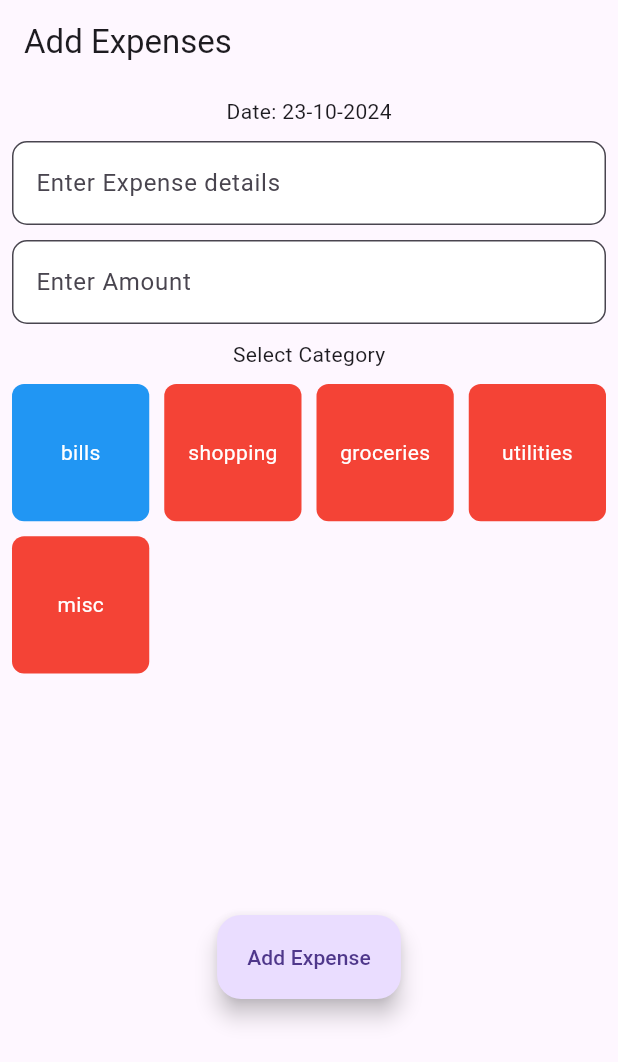
After one commit to shrikarkorwar/shrikar_fintech_final_assessment, a Flutter app: the AddTransactionScreen screen opened by its route, after a tap on "Add Expense", after a tap on the "add to photos" icon, on a phone screen of 412 x 824 dp. The commit adds this screen. Shown: the top 1062 px of the screen. Run offline on Flutter 3.47's test engine with Material 3 defaults, Android fonts, the phone set to English and light mode, and no system bars; our stand-ins replace dio, flutter_riverpod, go_router; network calls fail.

Commit message:
Add expense screen and providers

```diff
--- a/lib/helpers/route_names.dart
+++ b/lib/helpers/route_names.dart
@@ -1,6 +1,7 @@
 class RouteNames {
   static const loginPage ='login';
   static const dashboard ='dashboard';
+  static const addExpense ='addexpense';
 }
 
 extension GoRouterPath on String {
--- /dev/null
+++ b/lib/models/expense_data.dart
@@ -0,0 +1,19 @@
+class ExpenseData {
+  String? date;
+  String? expenseTitle;
+  String? expenseAmount;
+  String? category;
+  List<ExpenseData>? expenseData;
+
+  ExpenseData({this.date,this.expenseTitle,this.expenseAmount,this.category,this.expenseData});
+
+  ExpenseData copyWith({String? date,String? expenseTitle,String? expenseAmount, String? category,List<ExpenseData>? expenseData}){
+    return ExpenseData(
+      date: date?? this.date,
+      expenseTitle: expenseTitle??this.expenseTitle,
+      expenseAmount: expenseAmount??this.expenseAmount,
+      category: category??this.category,
+      expenseData: expenseData??this.expenseData
+    );
+  }
+}
--- /dev/null
+++ b/lib/providers/expense_data_provider.dart
@@ -0,0 +1,20 @@
+import 'package:flutter_riverpod/flutter_riverpod.dart';
+import 'package:shrikar_fintech_final_assessment/models/expense_data.dart';
+
+class ExpenseDataProvider extends StateNotifier<ExpenseData>{
+  ExpenseDataProvider():super(ExpenseData(date: DateTime.now().day.toString(),expenseTitle: "Loan",expenseAmount: "3000",category: "misc"));
+
+  void addExpense(ExpenseData data){
+    List<ExpenseData> newlist = [ExpenseData()];
+    if(state.expenseData!=null){
+    newlist = state.expenseData!;
+    newlist.add(data);
+    }else{
+       newlist = [];
+    }
+
+    state = state.copyWith(expenseData: newlist);
+  }
+}
+
+final expenseDataProvider = StateNotifierProvider<ExpenseDataProvider,ExpenseData>((ref) => ExpenseDataProvider());
--- a/lib/providers/go_router_provider.dart
+++ b/lib/providers/go_router_provider.dart
@@ -1,12 +1,14 @@
 import 'package:flutter_riverpod/flutter_riverpod.dart';
 import 'package:go_router/go_router.dart';
 import 'package:shrikar_fintech_final_assessment/helpers/route_names.dart';
+import 'package:shrikar_fintech_final_assessment/ui/screens/add_transaction_screen.dart';
 import 'package:shrikar_fintech_final_assessment/ui/screens/dashboard_screen.dart';
 import 'package:shrikar_fintech_final_assessment/ui/screens/login_screen.dart';
 
 final goRouterProvider = Provider((ref) {
   return GoRouter(initialLocation: RouteNames.loginPage.path(),routes: [
     GoRoute(path: RouteNames.loginPage.path(),name: RouteNames.loginPage,builder: (context, state) {return LoginScreen();},),
-    GoRoute(path: RouteNames.dashboard.path(),name: RouteNames.dashboard,builder: (context, state) {return DashboardScreen();},)
+    GoRoute(path: RouteNames.dashboard.path(),name: RouteNames.dashboard,builder: (context, state) {return DashboardScreen();}),
+    GoRoute(path: RouteNames.addExpense.path(),name: RouteNames.addExpense,builder: (context, state) {return AddTransactionScreen();},)
   ]);
 },);
--- /dev/null
+++ b/lib/ui/screens/add_transaction_screen.dart
@@ -0,0 +1,93 @@
+import 'package:flutter/material.dart';
+import 'package:flutter_riverpod/flutter_riverpod.dart';
+import 'package:go_router/go_router.dart';
+import 'package:shrikar_fintech_final_assessment/helpers/route_names.dart';
+import 'package:shrikar_fintech_final_assessment/models/expense_data.dart';
+import 'package:shrikar_fintech_final_assessment/providers/expense_data_provider.dart';
+import 'package:shrikar_fintech_final_assessment/providers/go_router_provider.dart';
+
+
+
+class AddTransactionScreen extends ConsumerStatefulWidget {
+  const AddTransactionScreen({super.key});
+
+  @override
+  ConsumerState<ConsumerStatefulWidget> createState() => _AddTransactionScreenState();
+}
+
+class _AddTransactionScreenState extends ConsumerState<AddTransactionScreen> {
+final globalKey = GlobalKey<FormState>();
+final expenseTitleEditingController = TextEditingController();
+final amountEditingController = TextEditingController();
+List categoryItems = ['bills','shopping','groceries','utilities','misc'];
+int SelectedIndex = 0;
+
+  @override
+  Widget build(BuildContext context) {
+    return Scaffold(
+      appBar: AppBar(title: Text('Add Expenses')),
+      body: Padding(
+        padding: const EdgeInsets.all(8.0),
+        child: Form(key: globalKey,
+        child: Column(mainAxisAlignment: MainAxisAlignment.start,
+        children: [
+          Text('Date: ${DateTime.now().day}-${DateTime.now().month}-${DateTime.now().year}'),
+          SizedBox(height: 10),
+          TextFormField(controller: expenseTitleEditingController,
+          decoration: InputDecorationMethod('Enter Expense details'),
+          ),
+          SizedBox(height: 10),
+          TextFormField(controller: amountEditingController,
+          decoration: InputDecorationMethod('Enter Amount'),
+          ),
+          SizedBox(height: 10),
+          Text('Select Category'),
+          SizedBox(height: 10),
+          Expanded(
+            child: GridView.builder(itemCount: categoryItems.length,gridDelegate: const SliverGridDelegateWithMaxCrossAxisExtent(mainAxisSpacing: 10,
+            crossAxisSpacing: 10,
+            maxCrossAxisExtent: 100,
+            childAspectRatio: 1), itemBuilder: (context, index) {
+             return GestureDetector(
+              onTap: () {
+                SelectedIndex = index;
+                setState(() {
+                });
+              },child: Container(decoration: BoxDecoration(borderRadius: BorderRadiusDirectional.circular(8),color: SelectedIndex==index?Colors.blue:Colors.red),child: Center(child: Text(categoryItems[index],style: TextStyle(color: Colors.white),)),));
+
+            },),
+          ),
+          Padding(
+            padding: const EdgeInsets.fromLTRB(0, 0, 0, 150),
+            child: FloatingActionButton.extended(onPressed: (){
+            ref.read(expenseDataProvider.notifier).addExpense(
+              ExpenseData(
+                date: '${DateTime.now().day}-${DateTime.now().month}-${DateTime.now().year}',
+                expenseTitle: expenseTitleEditingController.text,
+                expenseAmount: amountEditingController.text,
+                category: categoryItems[SelectedIndex]
+              ));
+              context.go(RouteNames.dashboard.path());
+            },label: Text('Add Expense'),),
+          )
+
+        ],)),
+      ),
+    );
+  }
+
+  InputDecoration InputDecorationMethod(String hintText) {
+    return InputDecoration(
+                      hintText: hintText,
+                      border: OutlineInputBorder(
+                          borderRadius: BorderRadius.circular(10),
+                          borderSide:
+                              const BorderSide(color: Colors.blue, width: 2)),
+                      errorBorder: OutlineInputBorder(
+                        borderRadius: BorderRadius.circular(10),
+                        borderSide: const BorderSide(color: Colors.red),
+                      ),
+                      filled: true,
+                      fillColor: Colors.white);
+  }
+}
--- a/lib/ui/screens/dashboard_screen.dart
+++ b/lib/ui/screens/dashboard_screen.dart
@@ -1,28 +1,63 @@
 import 'package:flutter/material.dart';
+import 'package:flutter_riverpod/flutter_riverpod.dart';
+import 'package:go_router/go_router.dart';
+import 'package:shrikar_fintech_final_assessment/helpers/route_names.dart';
+import 'package:shrikar_fintech_final_assessment/models/expense_data.dart';
+import 'package:shrikar_fintech_final_assessment/providers/expense_data_provider.dart';
+import 'package:shrikar_fintech_final_assessment/ui/screens/login_screen.dart';
 
-class DashboardScreen extends StatelessWidget {
+
+class DashboardScreen extends ConsumerWidget {
   const DashboardScreen({super.key});
 
   @override
-  Widget build(BuildContext context) {
+  Widget build(BuildContext context, WidgetRef ref) {
+    final notfier = ref.watch(expenseDataProvider).expenseData;
     return Scaffold(
     body: CustomScrollView(
       slivers: [
         SliverAppBar(pinned: true,expandedHeight: 200,actions: [Padding(
-          padding: const EdgeInsets.all(8.0),
-          child: Icon(Icons.wallet_giftcard),
+          padding: EdgeInsets.all(8.0),
+          child: IconButton(icon: Icon(Icons.add_to_photos),onPressed: () {
+            context.go(RouteNames.addExpense.path());
+          },),
         )],flexibleSpace: FlexibleSpaceBar(
-          title: Text('Money Manager'),
+          title: Row(mainAxisAlignment: MainAxisAlignment.spaceAround,children: [
+            Text('User Account:Shrikar',style: TextStyle(color: Colors.black,fontSize: 8)),
+            Text('Total Expenses:400',style: TextStyle(color: Colors.black,fontSize: 8)),
+            Text('Monthly Balance:15000',style: TextStyle(color: Colors.black,fontSize: 8)),
+          ],),
         background:Image.network(
                 fit: BoxFit.cover,
                 'https://play-lh.googleusercontent.com/27oDxUYHG9xiHxgktqespIj16pilDpimWsuJY0UDMl3mpAn9P2kGodn8Rr1ejNvULw',
                 width: double.infinity,
               ),),
         ),
-        SliverList.builder(itemCount: 80,itemBuilder: (context, index) {
-          return Text('Items $index',style: TextStyle(color: Colors.black),);
+        SliverList.builder(itemCount: notfier?.length,itemBuilder: (context, index) {
+          return TransactionDetails(expenseData: notfier![index]);
         },)
       ],
     ),);
   }
 }
+
+
+class TransactionDetails extends StatelessWidget {
+
+   ExpenseData expenseData;
+   TransactionDetails({
+    required this.expenseData
+  });
+
+
+  @override
+  Widget build(BuildContext context) {
+    return Container(height: 100,width: double.infinity,
+    child: Column(children: [
+      Text(expenseData.expenseTitle.toString()),
+      Text(expenseData.expenseAmount.toString()),
+      Text(expenseData.date.toString()),
+      Text(expenseData.category.toString()),
+    ],),decoration: BoxDecoration(color: Colors.amber,border: Border.all(width:  8)),);
+  }
+}
--- a/lib/ui/screens/login_screen.dart
+++ b/lib/ui/screens/login_screen.dart
@@ -11,9 +11,9 @@ class LoginScreen extends StatefulWidget {
 
 class _LoginScreenState extends State<LoginScreen> {
   TextEditingController textEditingController =
-      TextEditingController(text: 'Enter username');
+      TextEditingController(text: '');
   final TextEditingController passwordTextController =
-      TextEditingController(text: 'Enter Password');
+      TextEditingController(text: '');
   final globalKey = GlobalKey<FormState>();
   @override
   Widget build(BuildContext context) {
@@ -54,7 +54,7 @@ class _LoginScreenState extends State<LoginScreen> {
                   obscuringCharacter: '*',
                   controller: passwordTextController,
                   decoration: InputDecoration(
-                        hintText: 'Enter Username',
+                        hintText: 'Enter password',
                         border: OutlineInputBorder(
                             borderRadius: BorderRadius.circular(10),
                             borderSide:
```
